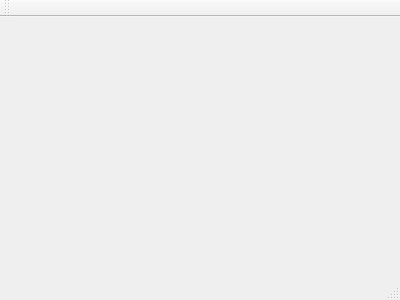
The window that mainwindow.ui (LightVolk/TimeCounter) describes before a commit, drawn with Qt 5.
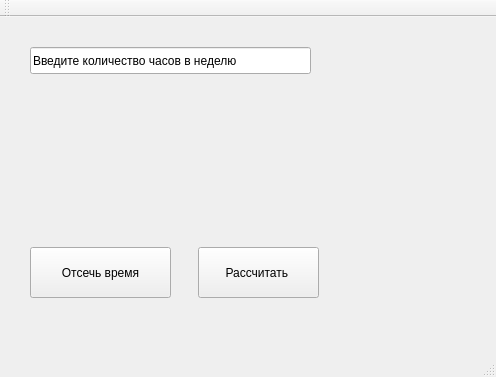
The same window after the commit.

Commit message: First Commit of Time Counter

What changed in the file:
```diff
--- a/mainwindow.ui
+++ b/mainwindow.ui
@@ -1,24 +1,79 @@
 <ui version="4.0">
  <class>MainWindow</class>
- <widget class="QMainWindow" name="MainWindow" >
-  <property name="geometry" >
+ <widget class="QMainWindow" name="MainWindow">
+  <property name="geometry">
    <rect>
     <x>0</x>
     <y>0</y>
-    <width>400</width>
-    <height>300</height>
+    <width>496</width>
+    <height>377</height>
    </rect>
   </property>
   <property name="windowTitle" >
    <string>MainWindow</string>
   </property>
-  <widget class="QMenuBar" name="menuBar" />
-  <widget class="QToolBar" name="mainToolBar" />
-  <widget class="QWidget" name="centralWidget" />
-  <widget class="QStatusBar" name="statusBar" />
+  <widget class="QWidget" name="centralWidget">
+   <widget class="QPushButton" name="pB_time">
+    <property name="geometry">
+     <rect>
+      <x>30</x>
+      <y>230</y>
+      <width>141</width>
+      <height>51</height>
+     </rect>
+    </property>
+    <property name="text">
+     <string>Отсечь время</string>
+    </property>
+   </widget>
+   <widget class="QLineEdit" name="lineEdit_hours_per_week">
+    <property name="geometry">
+     <rect>
+      <x>30</x>
+      <y>30</y>
+      <width>281</width>
+      <height>27</height>
+     </rect>
+    </property>
+    <property name="text">
+     <string>Введите количество часов в неделю</string>
+    </property>
+   </widget>
+   <widget class="QPushButton" name="pB_getTimeTime">
+    <property name="geometry">
+     <rect>
+      <x>198</x>
+      <y>230</y>
+      <width>121</width>
+      <height>51</height>
+     </rect>
+    </property>
+    <property name="text">
+     <string>Рассчитать </string>
+    </property>
+   </widget>
+  </widget>
+  <widget class="QMenuBar" name="menuBar">
+   <property name="geometry">
+    <rect>
+     <x>0</x>
+     <y>0</y>
+     <width>496</width>
+     <height>25</height>
+    </rect>
+   </property>
+  </widget>
+  <widget class="QToolBar" name="mainToolBar">
+   <attribute name="toolBarArea">
+    <enum>TopToolBarArea</enum>
+   </attribute>
+   <attribute name="toolBarBreak">
+    <bool>false</bool>
+   </attribute>
+  </widget>
+  <widget class="QStatusBar" name="statusBar"/>
  </widget>
- <layoutDefault spacing="6" margin="11" />
- <pixmapfunction></pixmapfunction>
+ <layoutdefault spacing="6" margin="11"/>
  <resources/>
  <connections/>
 </ui>
```
Left out of the diff: 3 changed lines with no effect on the pictures. The commit also changes 1 other file.
